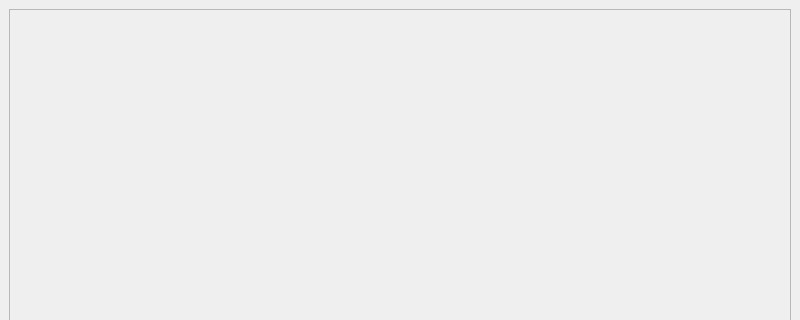
Qt form gui/mainwindow.ui (schoebey/taskplanner) before a commit; both pictures show x 0 to 800 and y 0 to 320 of the 800 by 600 pixel window.
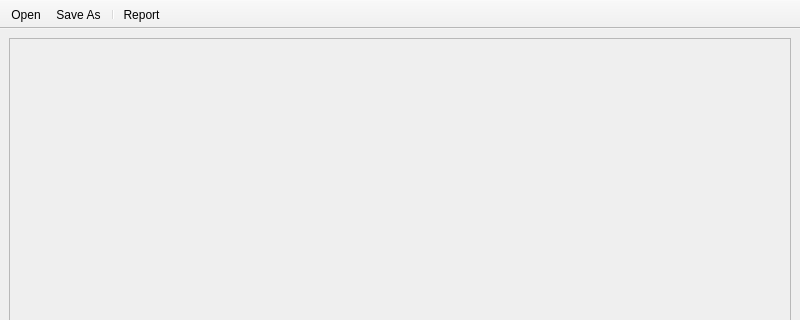
The same form after that commit. Icons and pictures are not drawn.

Commit message: added load/save actions and toolbar

Patch:
```diff
--- a/gui/mainwindow.ui
+++ b/gui/mainwindow.ui
@@ -46,6 +46,57 @@
    </property>
   </widget>
   <widget class="QStatusBar" name="statusbar"/>
+  <widget class="QToolBar" name="toolBar">
+   <property name="windowTitle">
+    <string>toolBar</string>
+   </property>
+   <property name="movable">
+    <bool>false</bool>
+   </property>
+   <property name="iconSize">
+    <size>
+     <width>36</width>
+     <height>36</height>
+    </size>
+   </property>
+   <attribute name="toolBarArea">
+    <enum>TopToolBarArea</enum>
+   </attribute>
+   <attribute name="toolBarBreak">
+    <bool>false</bool>
+   </attribute>
+   <addaction name="actionOpen"/>
+   <addaction name="actionSaveAs"/>
+   <addaction name="separator"/>
+   <addaction name="actionReport"/>
+  </widget>
+  <action name="actionOpen">
+   <property name="icon">
+    <iconset resource="resources/resource.qrc">
+     <normaloff>:/icons/folder.png</normaloff>:/icons/folder.png</iconset>
+   </property>
+   <property name="text">
+    <string>Open...</string>
+   </property>
+  </action>
+  <action name="actionSaveAs">
+   <property name="icon">
+    <iconset resource="resources/resource.qrc">
+     <normaloff>:/icons/disk.png</normaloff>:/icons/disk.png</iconset>
+   </property>
+   <property name="text">
+    <string>Save As...</string>
+   </property>
+  </action>
+  <action name="actionReport">
+   <property name="icon">
+    <iconset resource="resources/resource.qrc">
+     <normaloff>:/icons/hourglass_go.png</normaloff>:/icons/hourglass_go.png</iconset>
+   </property>
+   <property name="text">
+    <string>Report...</string>
+   </property>
+  </action>
  </widget>
  <resources/>
  <connections/>
```
Left out of the diff: 4 changed lines with no effect on the pictures. The commit also changes 20 other files.
